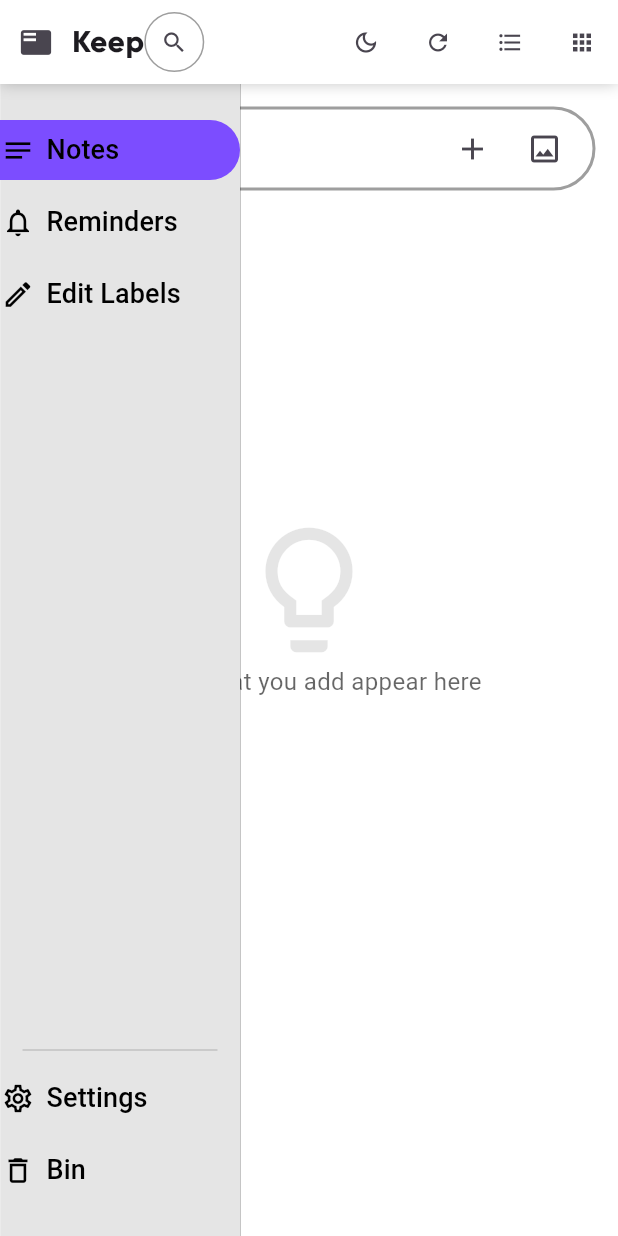
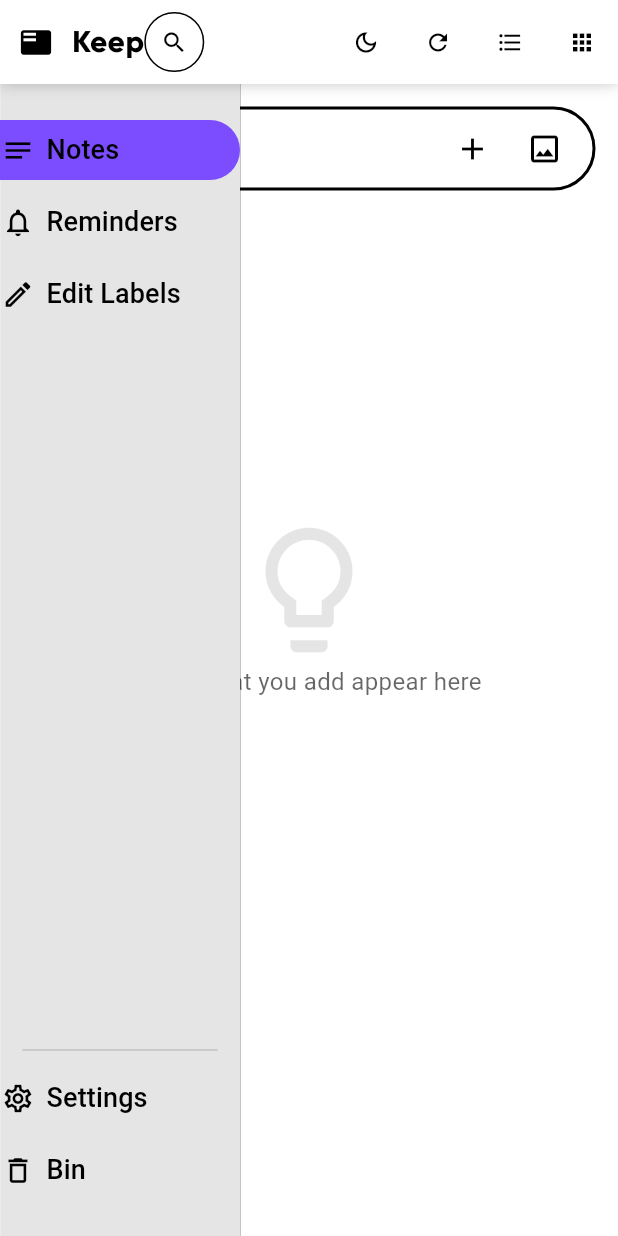
Before and after one commit to AnshulSojitra/FlutterToDoApp, a Flutter app: the screen it shows after launch, on a phone screen of 412 x 824 dp. Run offline on Flutter 3.47's test engine with Material 3 defaults, Android fonts, the phone set to English and light mode, and no system bars; our stand-ins replace flutter_typeahead; Roboto replaces fonts that are missing (RobotoFont).

Commit message:
6-july-2025

```diff
--- a/lib/component/ThIconBox.dart
+++ b/lib/component/ThIconBox.dart
@@ -37,7 +37,7 @@ class _ThIconBoxState extends State<ThIconBox> {
           ),
           enabledBorder: OutlineInputBorder(
             borderRadius: BorderRadius.circular(30),
-            borderSide: BorderSide(color: NoteStore.isDarkMode?Colors.white:Colors.grey, width: 2),
+            borderSide: BorderSide(color: NoteStore.isDarkMode?Colors.white:Colors.black, width: 2),
           ),
           floatingLabelBehavior: FloatingLabelBehavior.always,
           labelText: widget.text,
--- a/lib/component/ThTextbox.dart
+++ b/lib/component/ThTextbox.dart
@@ -102,7 +102,7 @@ class _ThTextboxState extends State<ThTextbox> {
           contentPadding: const EdgeInsets.symmetric(horizontal: 16, vertical: 16),
           enabledBorder: OutlineInputBorder(
             borderRadius: BorderRadius.circular(30),
-            borderSide: BorderSide(color: NoteStore.isDarkMode?Colors.white:Colors.grey, width: 1),
+            borderSide: BorderSide(color: NoteStore.isDarkMode?Colors.white:Colors.black, width: 1),
           ),
           border: OutlineInputBorder(
             borderRadius: BorderRadius.circular(30),
--- a/lib/pages/Home.dart
+++ b/lib/pages/Home.dart
@@ -232,10 +232,16 @@ class _HomeState extends State<Home> {
     final double screenheight=MediaQuery.of(context).size.height;
     return
       Scaffold(
-        backgroundColor: Colors.white,
+        backgroundColor: NoteStore.isDarkMode?Colors.black.withOpacity(0.9):Colors.white,
         appBar: ThAppBar(
           leftWidgets: [
-            showicontext?IconButton(icon:Icon(Icons.featured_play_list,size: iconsize,),onPressed: (){
+            showicontext?IconButton(
+              icon:Icon(
+                Icons.featured_play_list,
+                size: iconsize,
+                color: NoteStore.isDarkMode?Colors.white:Colors.black,
+              ),
+              onPressed: (){
               if(opensidebar==true){
                 opensidebar=false;
               }else if(opensidebar==false){
@@ -243,7 +249,13 @@ class _HomeState extends State<Home> {
               }
               setState(() {});
             },):null,
-            showicontext?Text('Keep', style: TextStyle(fontSize: titlesize, fontFamily: 'GilroyFont')):null,
+            showicontext?Text('Keep',
+                style: TextStyle(
+                    fontSize: titlesize,
+                    fontFamily: 'GilroyFont',
+                    color: NoteStore.isDarkMode?Colors.white:Colors.black
+                )
+            ):null,
 
             ThTextbox(
               controller: searchController,
@@ -252,7 +264,7 @@ class _HomeState extends State<Home> {
               width: isSearching?160:width,
               height: 40,
               text: '',
-              prefixicon: Icon(Icons.search,),
+              prefixicon: Icon(Icons.search,color: NoteStore.isDarkMode?Colors.white:Colors.black,),
               onChanged: (value) {
                 getSearchedItems();
               },
@@ -265,7 +277,11 @@ class _HomeState extends State<Home> {
                 minHeight: screenwidth<=990?screenwidth*0.02:20,
               ),
               tooltip: NoteStore.isDarkMode?'Light Mode':'Dark Mode',
-              icon: Icon(NoteStore.isDarkMode?Icons.light_mode_outlined:Icons.dark_mode_outlined,size:18,),
+              icon: Icon(
+                NoteStore.isDarkMode?Icons.light_mode_outlined:Icons.dark_mode_outlined,
+                size:18,
+                color: NoteStore.isDarkMode?Colors.white:Colors.black,
+              ),
               onPressed: () {
                 if(NoteStore.isDarkMode)
                   NoteStore.isDarkMode=false;
@@ -280,7 +296,11 @@ class _HomeState extends State<Home> {
                 minHeight:20,
               ),
               tooltip: 'Refresh',
-              icon: Icon(Icons.refresh,size:18,),
+              icon: Icon(
+                Icons.refresh,
+                size:18,
+                color: NoteStore.isDarkMode?Colors.white:Colors.black,
+              ),
               onPressed: () {
                 Navigator.pushReplacement(
                   context,
@@ -290,7 +310,11 @@ class _HomeState extends State<Home> {
             ), //Refresh
             IconButton(
 
-              icon: isGridview?Icon(Icons.format_list_bulleted_outlined,size:18,):Icon(Icons.grid_view_outlined,size: 18,),
+              icon: Icon(
+                isGridview?Icons.format_list_bulleted_outlined:Icons.grid_view_outlined,
+                size:18,
+                color: NoteStore.isDarkMode?Colors.white:Colors.black,
+              ),
               tooltip: 'Listview',
               onPressed: toggleview,
               constraints: BoxConstraints(
@@ -300,7 +324,11 @@ class _HomeState extends State<Home> {
             ),//ListView
             //Settings
             IconButton(
-              icon: Icon(Icons.apps,size:18,),
+              icon: Icon(
+                Icons.apps,
+                size:18,
+                color: NoteStore.isDarkMode?Colors.white:Colors.black,
+              ),
               tooltip: 'Apps',
               onPressed: () {},
               constraints: BoxConstraints(
@@ -348,12 +376,18 @@ class _HomeState extends State<Home> {
                                             mainAxisAlignment: MainAxisAlignment.end,
                                             children: [
                                               IconButton(
-                                                icon: Icon(Icons.add),
+                                                icon: Icon(
+                                                  Icons.add,
+                                                  color: NoteStore.isDarkMode?Colors.white:Colors.black,
+                                                ),
                                                 onPressed: addnote,
                                                 tooltip: 'Add note',
                                               ),
                                               IconButton(
-                                                icon: Icon(Icons.image_outlined,),
+                                                icon: Icon(
+                                                  Icons.image_outlined,
+                                                  color: NoteStore.isDarkMode?Colors.white:Colors.black,
+                                                ),
                                                 tooltip: 'Add image',
                                                 onPressed: () {
                                                   if(MediaQuery.of(context).size.width<=426){
@@ -371,12 +405,16 @@ class _HomeState extends State<Home> {
                                           padding: EdgeInsets.symmetric(vertical: screenheight/2-200),
                                           child: Column(
                                             children: [
-                                              Icon(Icons.lightbulb_outline,size: 100,color: Colors.black.withOpacity(0.1),),
+                                              Icon(
+                                                Icons.lightbulb_outline,
+                                                size: 100,
+                                                color: NoteStore.isDarkMode?Colors.white.withOpacity(0.3):Colors.black.withOpacity(0.1),
+                                              ),
                                               Text('Notes that you add appear here',
                                                 overflow: TextOverflow.ellipsis,
                                                 style: TextStyle(
                                                     fontSize: 16,
-                                                    color: Colors.black.withOpacity(0.6)
+                                                    color: NoteStore.isDarkMode?Colors.white.withOpacity(0.6):Colors.black.withOpacity(0.6)
                                                 ),
                                               ),
                                             ],
@@ -387,12 +425,15 @@ class _HomeState extends State<Home> {
                                           padding: EdgeInsets.symmetric(vertical: screenheight/2-200),
                                           child: Column(
                                             children: [
-                                              Icon(Icons.search_off,size: 100,color: Colors.black.withOpacity(0.1),),
+                                              Icon(
+                                                Icons.search_off,
+                                                size: 100,
+                                                color: NoteStore.isDarkMode?Colors.white.withOpacity(0.3):Colors.black.withOpacity(0.1),),
                                               Text('No matching results!',
                                                 overflow: TextOverflow.ellipsis,
                                                 style: TextStyle(
                                                     fontSize: 16,
-                                                    color: Colors.black.withOpacity(0.6)
+                                                    color: NoteStore.isDarkMode?Colors.white.withOpacity(0.6):Colors.black.withOpacity(0.6)
                                                 ),
                                               ),
                                             ],
@@ -424,7 +465,10 @@ class _HomeState extends State<Home> {
                                                     Expanded(
                                                       child: Text(
                                                         isSearching?NoteStore.items[NoteStore.filteredIndex[index]]:NoteStore.items[index],
-                                                        style: TextStyle(fontSize: 18),
+                                                        style: TextStyle(
+                                                            color: NoteStore.isDarkMode?Colors.white:Colors.black,
+                                                            fontSize: 18
+                                                        ),
                                                         softWrap: true,
                                                         overflow: TextOverflow.ellipsis,
                                                         maxLines: 5,
@@ -436,7 +480,11 @@ class _HomeState extends State<Home> {
                                                       children: [
                                                         IconButton(
                                                           onPressed: ()=>editnote(NoteStore.filteredIndex.length>0?NoteStore.filteredIndex[index]:index),
-                                                          icon: Icon(Icons.edit_outlined, size: 20),
+                                                          icon: Icon(
+                                                              Icons.edit_outlined,
+                                                              color: NoteStore.isDarkMode?Colors.white:Colors.black,
+                                                              size: 20
+                                                          ),
                                                           tooltip: 'Edit',
                                                         ),//Edit button on note
                                                         IconButton(
@@ -450,7 +498,11 @@ class _HomeState extends State<Home> {
                                                               deletenote(index);
                                                             }
                                                           },
-                                                          icon: Icon(Icons.delete_outline, size: 20),
+                                                          icon: Icon(
+                                                              Icons.delete_outline,
+                                                              color: NoteStore.isDarkMode?Colors.white:Colors.black,
+                                                              size: 20
+                                                          ),
                                                           tooltip: 'Delete',
                                                         ),//Delete button of note
                                                       ],
@@ -479,7 +531,12 @@ class _HomeState extends State<Home> {
                                                     crossAxisAlignment: CrossAxisAlignment.start,
                                                     children: [
                                                       Expanded(
-                                                        child: Text(isSearching?NoteStore.items[NoteStore.filteredIndex[index]]:NoteStore.items[index],style: TextStyle(fontSize: 18),
+                                                        child: Text(
+                                                          isSearching?NoteStore.items[NoteStore.filteredIndex[index]]:NoteStore.items[index],
+                                                          style: TextStyle(
+                                                              color: NoteStore.isDarkMode?Colors.white:Colors.black,
+                                                              fontSize: 18
+                                                          ),
                                                           softWrap: true,
                                                           overflow: TextOverflow.ellipsis,
                                                           maxLines: 1,
@@ -488,10 +545,20 @@ class _HomeState extends State<Home> {
                                                       Spacer(),
                                                       IconButton(
                                                         onPressed: ()=>editnote(NoteStore.filteredIndex.length>0?NoteStore.filteredIndex[index]:index),
-                                                        icon: Icon(Icons.edit_outlined,size: 20,),tooltip: 'Edit',
+                                                        icon: Icon(
+                                                          Icons.edit_outlined,
+                                                          color: NoteStore.isDarkMode?Colors.white:Colors.black,
+                                                          size: 20,
+                                                        ),
+                                                        tooltip: 'Edit',
                                                       ),
                                                       IconButton(
-                                                        icon: Icon(Icons.delete_outline,size: 20,),tooltip: 'Delete',
+                                                        icon: Icon(
+                                                          Icons.delete_outline,
+                                                          color: NoteStore.isDarkMode?Colors.white:Colors.black,
+                                                          size: 20,
+                                                        ),
+                                                        tooltip: 'Delete',
                                                         onPressed:isediting?(){}: (){
                                                           if (isSearching && index < NoteStore.filteredIndex.length) {
                                                             // Get the ACTUAL original index from the filteredIndex
@@ -533,7 +600,7 @@ class _HomeState extends State<Home> {
                   color: Colors.white.withOpacity(0.95),
                   child: ThSideBar(
                     width: opensidebar? screenwidth<=990?172:240:74,
-                    color: Colors.white70.withAlpha((0.9 * 255).toInt()),
+                    color: NoteStore.isDarkMode?Colors.grey.shade900:Colors.white70.withAlpha((0.9 * 255).toInt()),
                     upperbuttons: sidebarUpperItems.map((item){
                       return ThButton(variant:item['variant'],text: opensidebar?item['text']:'',onPress: item['onPress'],icon: Icon(item['icon'],size: 22,),onpage: item['onpage'],);
                     }).toList(),
@@ -575,11 +642,19 @@ class _HomeState extends State<Home> {
                 }
                 setState(() {});
               },),
-              Text('Keep',
-                  style: TextStyle(
-                    color:NoteStore.isDarkMode?Colors.white:Colors.black ,
-                      fontSize:  screenwidth<=990?22:25,
-                      fontFamily: 'GilroyFont')
+              GestureDetector(
+                onTap: (){
+                  Navigator.push(
+                    context,
+                    MaterialPageRoute(builder: (context) => Home()),
+                  );
+                },
+                child: Text('Keep',
+                    style: TextStyle(
+                      color:NoteStore.isDarkMode?Colors.white:Colors.black ,
+                        fontSize:  screenwidth<=990?22:25,
+                        fontFamily: 'GilroyFont')
+                ),
               ),
               // SizedBox(width:  MediaQuery.of(context).size.width<=990?screenwidth*0.2:100),
               ThTextbox(
```
Also changed, not shown: lib/pages/Bin.dart (+43 -19 lines).
